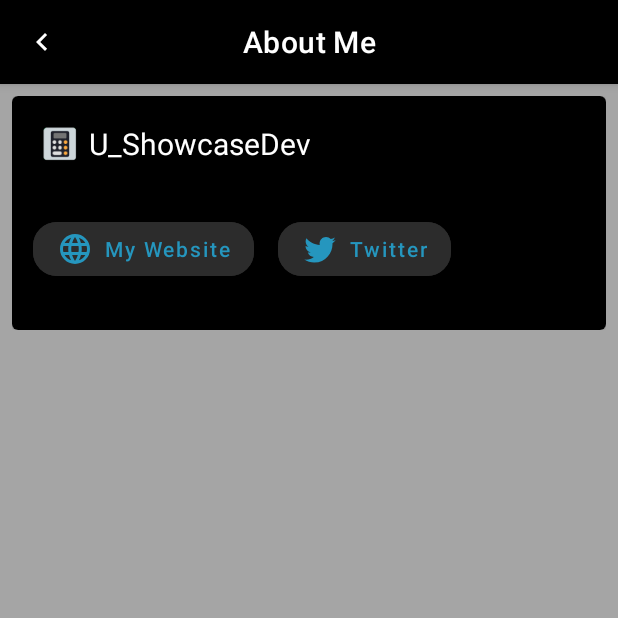
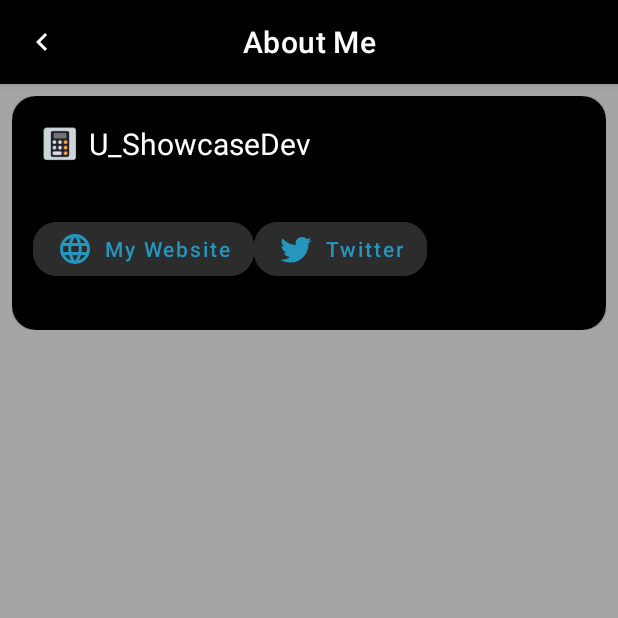
Before and after one commit to Apfelsaft147/iOS-Calc, an Android app: the SettingActivity screen opened directly, with no data from a screen before it, on a phone screen of 412 x 824 dp, the top half of it. Run offline under Robolectric (Android 15) with nearby library versions, the phone set to English and light mode, and no system bars.

Commit message:
Pushing files

```diff
--- a/app/build.gradle
+++ b/app/build.gradle
@@ -7,10 +7,10 @@ android {
 
     defaultConfig {
         applicationId "com.u_showcasedev.ioscalc"
-        minSdk 21
+        minSdk 25
         targetSdk 32
         versionCode 1
-        versionName "1.0"
+        versionName "0.6"
 
         testInstrumentationRunner "androidx.test.runner.AndroidJUnitRunner"
     }
--- a/app/src/main/java/com/u_showcasedev/ioscalc/SettingActivity.java
+++ b/app/src/main/java/com/u_showcasedev/ioscalc/SettingActivity.java
@@ -14,6 +14,7 @@ public class SettingActivity extends AppCompatActivity {
 
     private Button website;
     private Button fdroid;
+    private Button github;
     private ImageView back;
 
     @Override
@@ -31,7 +32,7 @@ public class SettingActivity extends AppCompatActivity {
             }
         });
 
-        fdroid = findViewById(R.id.fdroidButton);
+        fdroid = findViewById(R.id.twitterButton);
         fdroid.setOnClickListener(new View.OnClickListener() {
             @Override
             public void onClick(View view) {
--- a/app/src/main/res/layout/activity_setting.xml
+++ b/app/src/main/res/layout/activity_setting.xml
@@ -54,7 +54,8 @@
             android:layout_width="match_parent"
             android:layout_height="wrap_content"
             android:background="@color/black"
-            android:padding="16dp">
+            android:padding="16dp"
+            app:cardCornerRadius="16sp">
 
             <LinearLayout
                 android:layout_width="match_parent"
@@ -106,7 +107,6 @@
                         android:layout_height="wrap_content"
                         android:layout_alignParentBottom="true"
                         android:layout_marginTop="16dp"
-                        android:layout_marginEnd="16dp"
                         android:layout_marginBottom="16dp"
                         android:backgroundTint="#2C2C2C"
                         android:text="My Website"
@@ -118,12 +118,11 @@
                         app:iconTint="#2596be" />
 
                     <Button
-                        android:id="@+id/fdroidButton"
+                        android:id="@+id/twitterButton"
                         android:layout_width="wrap_content"
                         android:layout_height="wrap_content"
                         android:layout_alignParentBottom="true"
                         android:layout_marginTop="16dp"
-                        android:layout_marginEnd="16dp"
                         android:layout_marginBottom="16dp"
                         android:backgroundTint="#2C2C2C"
                         android:text="Twitter"
```
Also changed, not shown: app/src/main/res/drawable/github.xml (added, +8 -0 lines).
